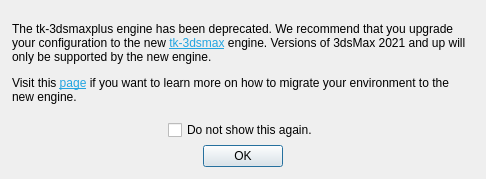
First picture: the form in resources/update_engine.ui, repository shotgunsoftware/tk-3dsmaxplus, before the edit.
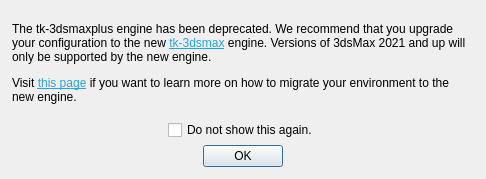
Second picture: the form after the edit.

Commit message: touch up on the UI and added deprecation notice to the repo

```diff
--- a/resources/update_engine.ui
+++ b/resources/update_engine.ui
@@ -23,7 +23,7 @@
    <item>
     <widget class="QLabel" name="message">
      <property name="text">
-      <string>&lt;html&gt;&lt;head/&gt;&lt;body&gt;&lt;p&gt;The tk-3dsmaxplus engine has been deprecated. We recommend that you upgrade your configuration to the new &lt;a href=&quot;https://github.com/shotgunsoftware/tk-3dsmax&quot;&gt;&lt;span style=&quot; text-decoration: underline; color:#23a5e1;&quot;&gt;tk-3dsmax&lt;/span&gt;&lt;/a&gt; engine. Versions of 3dsMax 2021 and up will only be supported by the new engine.&lt;/p&gt;&lt;p&gt;Visit this &lt;a href=&quot;http://developer.shotgunsoftware.com/tk-3dsmax&quot;&gt;&lt;span style=&quot; text-decoration: underline; color:#23a5e1;&quot;&gt;page&lt;/span&gt;&lt;/a&gt; if you want to learn more on how to migrate your environment to the new engine.&lt;/p&gt;&lt;/body&gt;&lt;/html&gt;</string>
+      <string>&lt;html&gt;&lt;head/&gt;&lt;body&gt;&lt;p&gt;The tk-3dsmaxplus engine has been deprecated. We recommend that you upgrade your configuration to the new &lt;a href=&quot;https://github.com/shotgunsoftware/tk-3dsmax&quot;&gt;&lt;span style=&quot; text-decoration: underline; color:#23a5e1;&quot;&gt;tk-3dsmax&lt;/span&gt;&lt;/a&gt; engine. Versions of 3dsMax 2021 and up will only be supported by the new engine.&lt;/p&gt;&lt;p&gt;Visit &lt;a href=&quot;https://developer.shotgunsoftware.com/tk-3dsmax&quot;&gt;&lt;span style=&quot; text-decoration: underline; color:#23a5e1;&quot;&gt;this page&lt;/span&gt;&lt;/a&gt; if you want to learn more on how to migrate your environment to the new engine.&lt;/p&gt;&lt;/body&gt;&lt;/html&gt;</string>
      </property>
      <property name="wordWrap">
       <bool>true</bool>
```
The commit also changes 1 other file.
